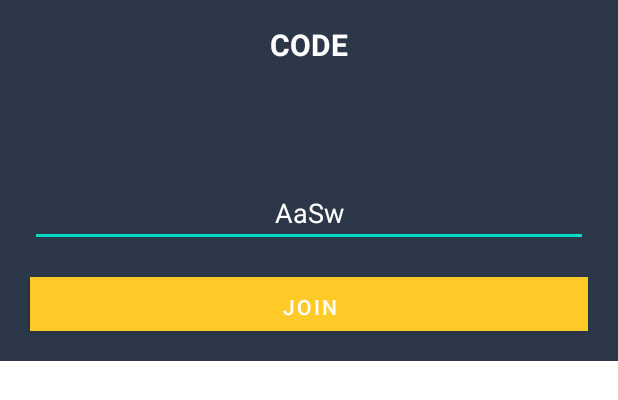
After one commit to jenilo/TicTacToe, an Android app: the layout dialog_join_gameroom.xml on its own in the app's theme, with its tools: preview values and no code run, on a phone screen of 412 x 824 dp. The commit adds this screen. Shown: the top 400 px of the screen. Run offline under Robolectric (Android 15) with nearby library versions, the phone set to English and light mode, and no system bars.

```diff
--- /dev/null
+++ b/app/src/main/res/layout/dialog_join_gameroom.xml
@@ -0,0 +1,56 @@
+<androidx.constraintlayout.widget.ConstraintLayout xmlns:android="http://schemas.android.com/apk/res/android"
+    xmlns:app="http://schemas.android.com/apk/res-auto"
+    xmlns:tools="http://schemas.android.com/tools"
+    android:layout_width="match_parent"
+    android:layout_height="wrap_content"
+    android:background="@color/navy">
+
+    <TextView
+        android:id="@+id/textViewCode"
+        android:layout_width="wrap_content"
+        android:layout_height="wrap_content"
+        android:layout_marginTop="16dp"
+        android:text="CODE"
+        android:textColor="@color/white"
+        android:textSize="20sp"
+        android:textStyle="bold"
+        app:layout_constraintEnd_toEndOf="parent"
+        app:layout_constraintStart_toStartOf="parent"
+        app:layout_constraintTop_toTopOf="parent" />
+
+    <EditText
+        android:id="@+id/editTextCode"
+        android:layout_width="match_parent"
+        android:layout_height="wrap_content"
+        android:layout_marginStart="20dp"
+        android:layout_marginTop="20dp"
+        android:layout_marginEnd="20dp"
+        android:layout_marginBottom="20dp"
+        android:hint="AaSw"
+        android:inputType="text"
+        android:textAlignment="center"
+        android:textColor="@color/white"
+        android:textColorHint="@color/white"
+        app:layout_constraintBottom_toBottomOf="parent"
+        app:layout_constraintEnd_toEndOf="parent"
+        app:layout_constraintStart_toStartOf="parent"
+        app:layout_constraintTop_toBottomOf="@+id/textViewCode" />
+
+    <Button
+        android:id="@+id/buttonDialogJoinGameroom"
+        android:layout_width="0dp"
+        android:layout_height="36dp"
+        android:layout_marginStart="20dp"
+        android:layout_marginTop="20dp"
+        android:layout_marginEnd="20dp"
+        android:layout_marginBottom="20dp"
+        android:background="@color/yellow"
+        android:text="JOIN"
+        android:textColor="#FFFFFF"
+        app:backgroundTint="@color/yellow"
+        app:layout_constraintBottom_toBottomOf="parent"
+        app:layout_constraintEnd_toEndOf="parent"
+        app:layout_constraintStart_toStartOf="parent"
+        app:layout_constraintTop_toBottomOf="@+id/editTextCode" />
+
+</androidx.constraintlayout.widget.ConstraintLayout>
```
Also changed, not shown: app/src/main/java/com/example/tictactoe/Login.kt (+27 -7 lines), app/src/main/java/com/example/tictactoe/MainActivity.kt (+144 -18 lines), app/src/main/java/com/example/tictactoe/Player.kt (+7 -14 lines), app/src/main/java/com/example/tictactoe/TicTacToe.kt (+64 -61 lines), app/src/main/res/layout/activity_login.xml (+21 -7 lines).
